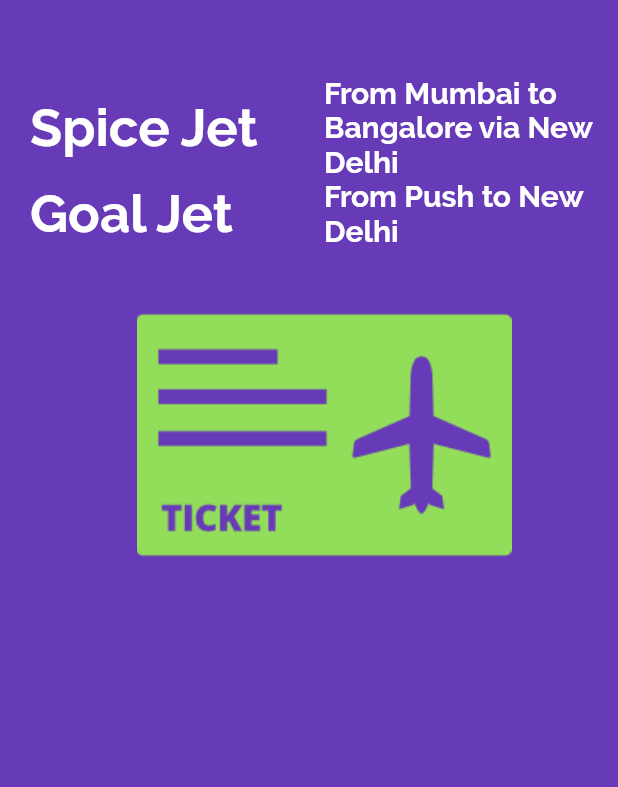
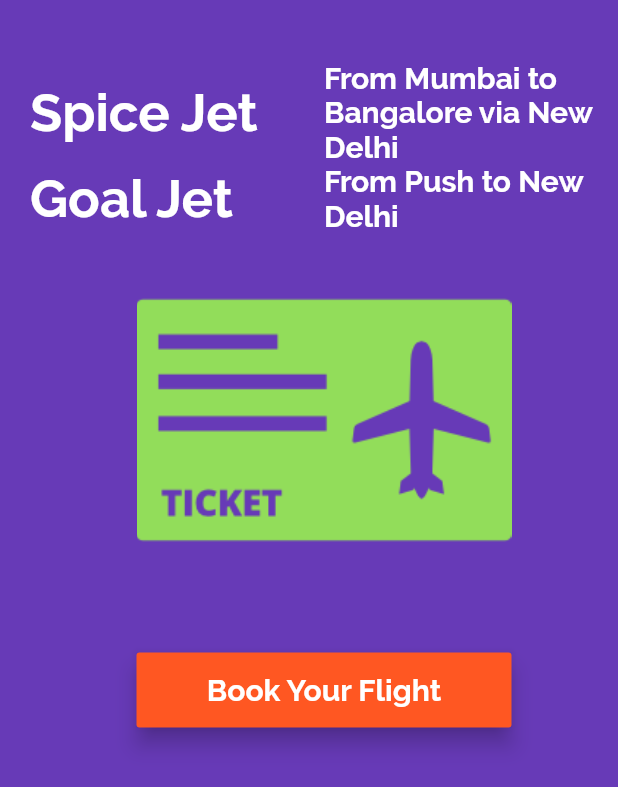
Before and after one commit to smallken99/flutter-demos-by-hand, a Flutter app: the screen it shows after launch, on a phone screen of 412 x 824 dp. Shown: the top 787 px of the screen. Run offline on Flutter 3.47's test engine with Material 2 defaults, Android fonts, the phone set to English and light mode, and no system bars.

Commit message:
#2.6 Flutter Tutorial using Dart: Raised Button and Alert Dialog Widget

```diff
--- a/lib/app_screens/home.dart
+++ b/lib/app_screens/home.dart
@@ -7,7 +7,7 @@ class Home extends StatelessWidget {
   Widget build(BuildContext context) {
     return Center(
         child: Container(
-      padding: EdgeInsets.only(top: 50, left: 20),
+      padding: EdgeInsets.only(top: 40, left: 20),
       alignment: Alignment.center,
       color: Colors.deepPurple,
       child: Column(
@@ -76,7 +76,8 @@ class Home extends StatelessWidget {
               )
             ],
           ),
-          FlightImageAsset()
+          FlightImageAsset(),
+          FlightBookButton()
         ],
       ),
     ));
@@ -99,3 +100,40 @@ class FlightImageAsset extends StatelessWidget {
     );
   }
 }
+
+class FlightBookButton extends StatelessWidget {
+  const FlightBookButton({Key key}) : super(key: key);
+
+  @override
+  Widget build(BuildContext context) {
+    return Container(
+      margin: EdgeInsets.only(top: 30.0),
+      width: 250.0,
+      height: 50.0,
+      child: RaisedButton(
+        color: Colors.deepOrange,
+        child: Text(
+          'Book Your Flight',
+          style: TextStyle(
+              fontSize: 20.0,
+              color: Colors.white,
+              fontFamily: 'Raleway',
+              fontWeight: FontWeight.w700),
+        ),
+        elevation: 6.0,
+        onPressed: () {
+          bookFlight(context);
+        },
+      ),
+    );
+  }
+
+  void bookFlight(BuildContext context) {
+    var alertDialog = AlertDialog(
+      title: Text('Flight Booked Successfuly'),
+      content: Text('Have a plesant flight'),
+    );
+    showDialog(
+        context: context, builder: (BuildContext context) => alertDialog);
+  }
+}
```
